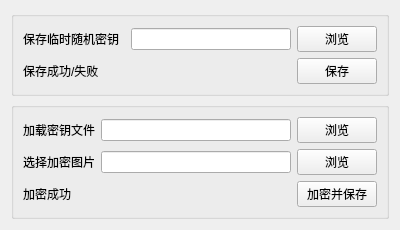
Before: the Qt Designer form gui/ui_design_files/uploader.ui in barryZZJ/RDH-EI_cqu, drawn with Qt 5.
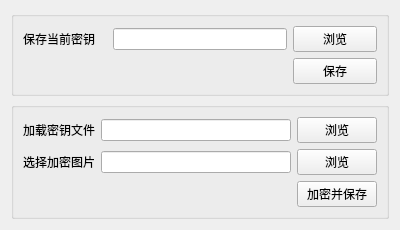
After: the same form once the commit is applied.

What changed in the file:
```diff
--- a/gui/ui_design_files/uploader.ui
+++ b/gui/ui_design_files/uploader.ui
@@ -30,34 +30,34 @@
       <string/>
      </property>
      <layout class="QGridLayout" name="gridLayout">
-      <item row="0" column="0">
-       <widget class="QLabel" name="label">
-        <property name="text">
-         <string>保存临时随机密钥</string>
-        </property>
-       </widget>
-      </item>
-      <item row="0" column="3">
-       <widget class="QPushButton" name="pushButton_2">
-        <property name="text">
-         <string>浏览</string>
-        </property>
-       </widget>
-      </item>
-      <item row="0" column="2">
-       <widget class="QLineEdit" name="lineEdit"/>
-      </item>
-      <item row="1" column="3">
-       <widget class="QPushButton" name="pushButton_4">
+      <item row="2" column="3">
+       <widget class="QPushButton" name="pushButton_save_key">
         <property name="text">
          <string>保存</string>
         </property>
        </widget>
       </item>
-      <item row="1" column="0" colspan="2">
-       <widget class="QLabel" name="label_3">
+      <item row="0" column="3">
+       <widget class="QPushButton" name="pushButton_explore_save_key">
         <property name="text">
-         <string>保存成功/失败</string>
+         <string>浏览</string>
+        </property>
+       </widget>
+      </item>
+      <item row="0" column="1" colspan="2">
+       <widget class="QLineEdit" name="lineEdit_save_key"/>
+      </item>
+      <item row="0" column="0">
+       <widget class="QLabel" name="label_save_key">
+        <property name="text">
+         <string>保存当前密钥</string>
+        </property>
+       </widget>
+      </item>
+      <item row="2" column="0" colspan="3">
+       <widget class="QLabel" name="label_save_flag">
+        <property name="text">
+         <string/>
         </property>
        </widget>
       </item>
@@ -71,50 +71,50 @@
      </property>
      <layout class="QGridLayout" name="gridLayout_2">
       <item row="1" column="2">
-       <widget class="QPushButton" name="pushButton_3">
+       <widget class="QPushButton" name="pushButton_explore_load_pic">
         <property name="text">
          <string>浏览</string>
         </property>
        </widget>
       </item>
       <item row="0" column="1">
-       <widget class="QLineEdit" name="lineEdit_2"/>
+       <widget class="QLineEdit" name="lineEdit_load_key"/>
       </item>
       <item row="0" column="0">
-       <widget class="QLabel" name="label_5">
+       <widget class="QLabel" name="label_load_key">
         <property name="text">
          <string>加载密钥文件</string>
         </property>
        </widget>
       </item>
       <item row="1" column="0">
-       <widget class="QLabel" name="label_4">
+       <widget class="QLabel" name="label_load_pic">
         <property name="text">
          <string>选择加密图片</string>
         </property>
        </widget>
       </item>
       <item row="1" column="1">
-       <widget class="QLineEdit" name="lineEdit_3"/>
+       <widget class="QLineEdit" name="lineEdit_load_pic"/>
+      </item>
+      <item row="0" column="2">
+       <widget class="QPushButton" name="pushButton_explore_load_key">
+        <property name="text">
+         <string>浏览</string>
+        </property>
+       </widget>
       </item>
       <item row="2" column="2">
-       <widget class="QPushButton" name="pushButton_5">
+       <widget class="QPushButton" name="pushButton_save_encrypt_pic">
         <property name="text">
          <string>加密并保存</string>
         </property>
        </widget>
       </item>
-      <item row="0" column="2">
-       <widget class="QPushButton" name="pushButton_6">
+      <item row="2" column="0" colspan="2">
+       <widget class="QLabel" name="label_encryt_flag">
         <property name="text">
-         <string>浏览</string>
-        </property>
-       </widget>
-      </item>
-      <item row="2" column="0">
-       <widget class="QLabel" name="label_6">
-        <property name="text">
-         <string>加密成功</string>
+         <string/>
         </property>
        </widget>
       </item>
```
Left out of the diff: 83 changed lines with no effect on the pictures.
